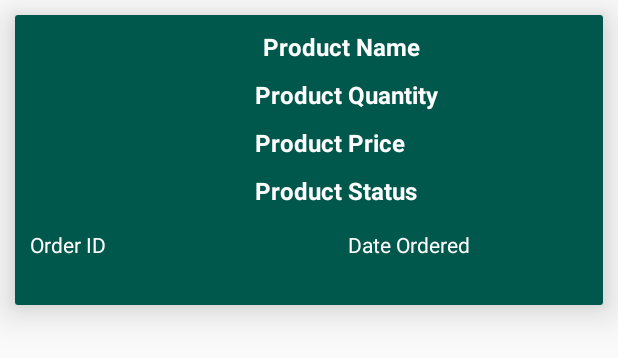
After one commit to Kartik-715/MerchandiseApp, an Android app: the layout order_item_layout.xml on its own in the app's theme, with its tools: preview values and no code run, on a phone screen of 412 x 824 dp. The commit adds this screen. Shown: the top 358 px of the screen. Run offline under Robolectric (Android 15) with nearby library versions, the light colour scheme and no system bars.

Commit message:
Order History Added

```diff
--- a/app/src/main/AndroidManifest.xml
+++ b/app/src/main/AndroidManifest.xml
@@ -52,6 +52,7 @@
             android:label="Staff"
             android:theme="@style/AppTheme.NoActionBar" />
         <activity android:name=".myWallet" />
+        <activity android:name=".Order_History" />
         <activity android:name=".StartProfileUser" />
         <activity
             android:name=".ManageProfile"
--- a/app/src/main/java/com/example/merchandiseapp/HomeActivity.java
+++ b/app/src/main/java/com/example/merchandiseapp/HomeActivity.java
@@ -233,9 +233,11 @@ public class HomeActivity extends AppCompatActivity
         } else if (id == R.id.wallet) {
             Intent intent = new Intent(this, myWallet.class);
             startActivity(intent);
-        }/* else if (id == R.id.nav_slideshow) {
+        }else if (id == R.id.orders) {
+            Intent intent = new Intent(this,Order_History.class);
+            startActivity(intent);
 
-        } else if (id == R.id.nav_manage) {
+        }/* else if (id == R.id.nav_manage) {
 
         } else if (id == R.id.nav_share) {
 
--- /dev/null
+++ b/app/src/main/res/layout/order_item_layout.xml
@@ -0,0 +1,100 @@
+<?xml version="1.0" encoding="utf-8"?>
+<android.support.v7.widget.CardView xmlns:android="http://schemas.android.com/apk/res/android"
+    android:layout_width="match_parent"
+    android:layout_height="wrap_content"
+    xmlns:app="http://schemas.android.com/apk/res-auto"
+    android:layout_margin="10dp"
+    app:cardElevation="15dp">
+
+    <RelativeLayout
+        android:layout_width="match_parent"
+        android:layout_height="match_parent"
+        android:background="@color/colorPrimaryDark"
+        android:padding="10dp">
+
+        <ImageView
+            android:id="@+id/product_image"
+            android:layout_width="130dp"
+            android:layout_height="123dp"
+            android:layout_below="@+id/product_name"
+            android:layout_marginTop="-22dp"
+            android:scaleType="centerCrop" />
+
+        <TextView
+            android:id="@+id/product_name"
+            android:layout_width="match_parent"
+            android:layout_height="wrap_content"
+            android:layout_marginLeft="5dp"
+            android:layout_toRightOf="@+id/product_image"
+            android:paddingLeft="20dp"
+            android:text="Product Name"
+            android:textColor="@android:color/white"
+            android:textSize="16sp"
+            android:textStyle="bold" />
+
+        <TextView
+            android:id="@+id/product_quantity"
+            android:layout_width="match_parent"
+            android:layout_height="wrap_content"
+            android:layout_below="@+id/product_name"
+            android:layout_marginTop="10dp"
+            android:layout_marginRight="5dp"
+            android:layout_toRightOf="@+id/product_image"
+            android:paddingLeft="20dp"
+            android:text="Product Quantity"
+            android:textColor="@android:color/white"
+            android:textSize="16sp"
+            android:textStyle="bold" />
+
+        <TextView
+            android:id="@+id/product_price"
+            android:layout_width="match_parent"
+            android:layout_height="wrap_content"
+            android:layout_below="@+id/product_quantity"
+            android:layout_marginTop="10dp"
+            android:layout_toRightOf="@+id/product_image"
+            android:paddingLeft="20dp"
+            android:text="Product Price"
+            android:textColor="@android:color/white"
+            android:textSize="16sp"
+            android:textStyle="bold" />
+
+        <TextView
+            android:id="@+id/product_status"
+            android:layout_width="match_parent"
+            android:layout_height="wrap_content"
+            android:layout_below="@+id/product_price"
+            android:layout_marginTop="10dp"
+            android:layout_toRightOf="@+id/product_image"
+            android:paddingLeft="20dp"
+            android:text="Product Status"
+            android:textColor="@android:color/white"
+            android:textSize="16sp"
+            android:textStyle="bold" />
+
+        <TextView
+            android:id="@+id/order_id"
+            android:layout_width="160dp"
+            android:layout_height="40dp"
+            android:layout_below="@+id/product_image"
+            android:layout_marginTop="10dp"
+            android:background="@color/colorPrimaryDark"
+            android:text="Order ID"
+            android:textAllCaps="false"
+            android:textColor="@android:color/white" />
+
+        <TextView
+            android:id="@+id/order_date"
+            android:layout_width="160dp"
+            android:layout_height="40dp"
+            android:layout_below="@+id/product_image"
+            android:layout_alignParentEnd="true"
+            android:layout_marginTop="10dp"
+            android:background="@color/colorPrimaryDark"
+            android:text="Date Ordered"
+            android:textAllCaps="false"
+            android:textColor="@android:color/white" />
+
+    </RelativeLayout>
+
+</android.support.v7.widget.CardView>
```
Also changed, not shown: app/src/main/java/com/example/merchandiseapp/Holder/OrderHistoryHolder.java (added, +36 -0 lines), app/src/main/java/com/example/merchandiseapp/Order_History.java (added, +86 -0 lines), app/src/main/res/layout/activity_order_history.xml (added, +69 -0 lines), app/src/main/res/menu/activity_home_drawer.xml (+9 -4 lines), app/src/main/res/drawable/orders.png (added), 1 other file.
